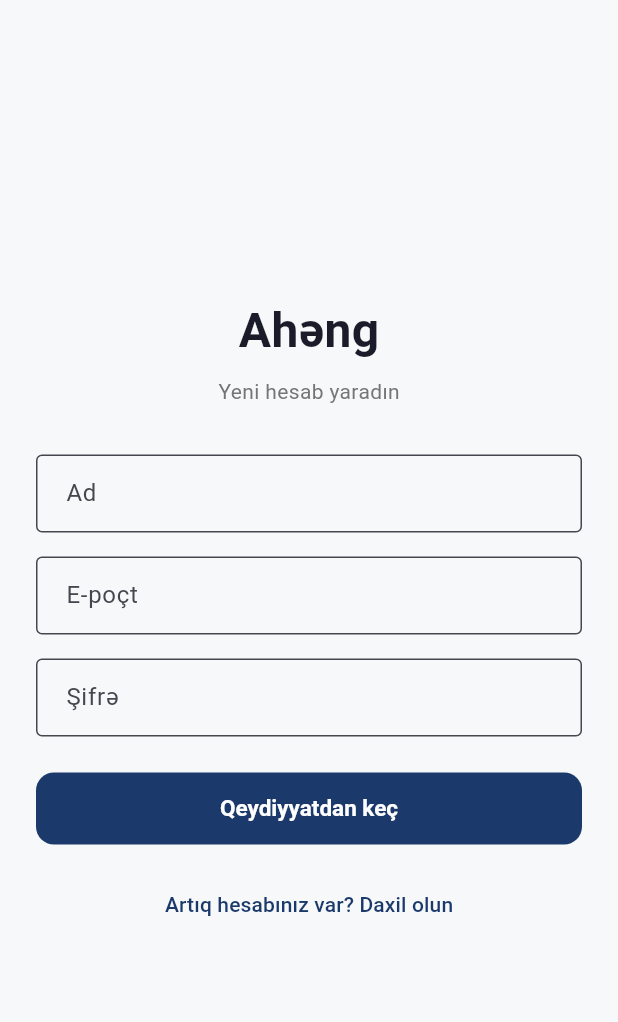
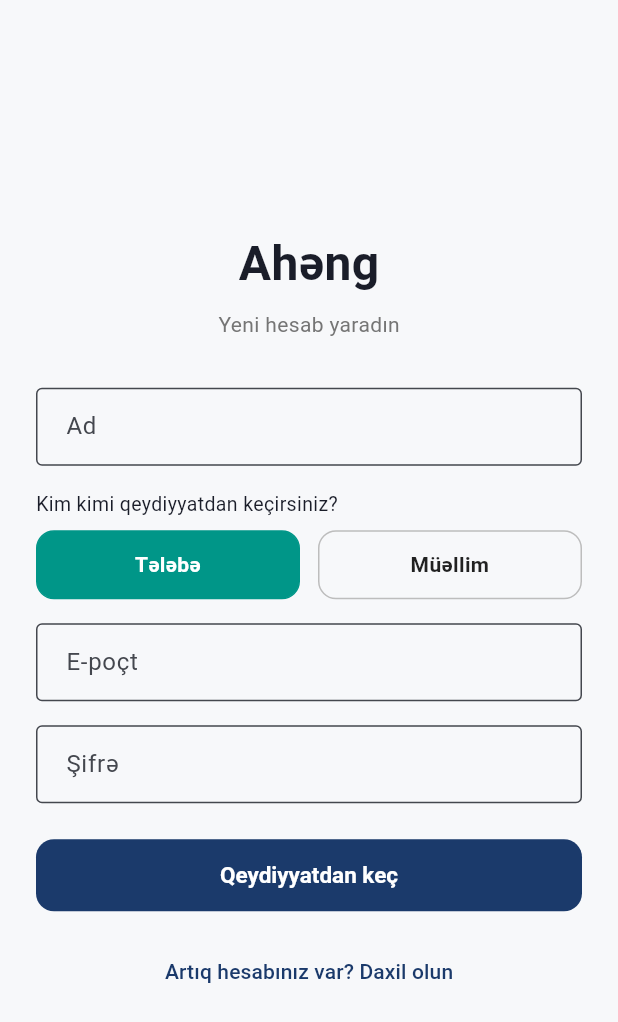
Before and after one commit to GGdev-pixel/aheng_app, a Flutter app: the screen it shows after launch, after a tap on "Daxil ol", after a tap on "Hesabınız yoxdur? Qeydiyyatdan keçin", on a phone screen of 412 x 824 dp. Shown: the top 1022 px of the screen. Run offline on Flutter 3.47's test engine with Material 3 defaults, Android fonts, the light colour scheme and no system bars; our stand-ins replace cloud_firestore, file_picker, firebase_auth, firebase_core, firebase_storage, image_picker; missing offline and left inert: excel; accounts and stored records are empty; network calls fail.

Commit message:
Выбор роли при регистрации, разграничение доступа к управлению контентом

```diff
--- a/lib/screens/auth_screen.dart
+++ b/lib/screens/auth_screen.dart
@@ -17,6 +17,7 @@ class _AuthScreenState extends State<AuthScreen> {
   bool _isLogin = true;
   bool _isLoading = false;
   String? _errorText;
+  String _selectedRole = 'student';
 
   Future<void> _submit() async {
     setState(() {
@@ -43,7 +44,8 @@ class _AuthScreenState extends State<AuthScreen> {
             .set({
           'email': _emailController.text.trim(),
           'name': _nameController.text.trim(),
-          'role': 'student',
+          'role': _selectedRole,
+          'isContentAdmin': false,
           'createdAt': FieldValue.serverTimestamp(),
         });
       }
@@ -106,6 +108,38 @@ class _AuthScreenState extends State<AuthScreen> {
                         labelText: 'Ad',
                         border: OutlineInputBorder(),
                       ),
+                    ),
+                    const SizedBox(height: 16),
+                    const Align(
+                      alignment: Alignment.centerLeft,
+                      child: Text(
+                        'Kim kimi qeydiyyatdan keçirsiniz?',
+                        style: TextStyle(fontSize: 13),
+                      ),
+                    ),
+                    const SizedBox(height: 8),
+                    Row(
+                      children: [
+                        Expanded(
+                          child: _RoleChip(
+                            label: 'Tələbə',
+                            selected: _selectedRole == 'student',
+                            onTap: () {
+                              setState(() => _selectedRole = 'student');
+                            },
+                          ),
+                        ),
+                        const SizedBox(width: 12),
+                        Expanded(
+                          child: _RoleChip(
+                            label: 'Müəllim',
+                            selected: _selectedRole == 'teacher',
+                            onTap: () {
+                              setState(() => _selectedRole = 'teacher');
+                            },
+                          ),
+                        ),
+                      ],
                     ),
                     const SizedBox(height: 16),
                   ],
@@ -174,3 +208,41 @@ class _AuthScreenState extends State<AuthScreen> {
     );
   }
 }
+
+class _RoleChip extends StatelessWidget {
+  final String label;
+  final bool selected;
+  final VoidCallback onTap;
+
+  const _RoleChip({
+    required this.label,
+    required this.selected,
+    required this.onTap,
+  });
+
+  @override
+  Widget build(BuildContext context) {
+    return InkWell(
+      borderRadius: BorderRadius.circular(12),
+      onTap: onTap,
+      child: Container(
+        padding: const EdgeInsets.symmetric(vertical: 12),
+        decoration: BoxDecoration(
+          color: selected ? Colors.teal : Colors.transparent,
+          border: Border.all(
+            color: selected ? Colors.teal : Colors.grey.shade400,
+          ),
+          borderRadius: BorderRadius.circular(12),
+        ),
+        child: Text(
+          label,
+          textAlign: TextAlign.center,
+          style: TextStyle(
+            color: selected ? Colors.white : Colors.black87,
+            fontWeight: FontWeight.w600,
+          ),
+        ),
+      ),
+    );
+  }
+}
```
Also changed, not shown: lib/screens/teacher_screen.dart (+66 -35 lines), 3 other files.
